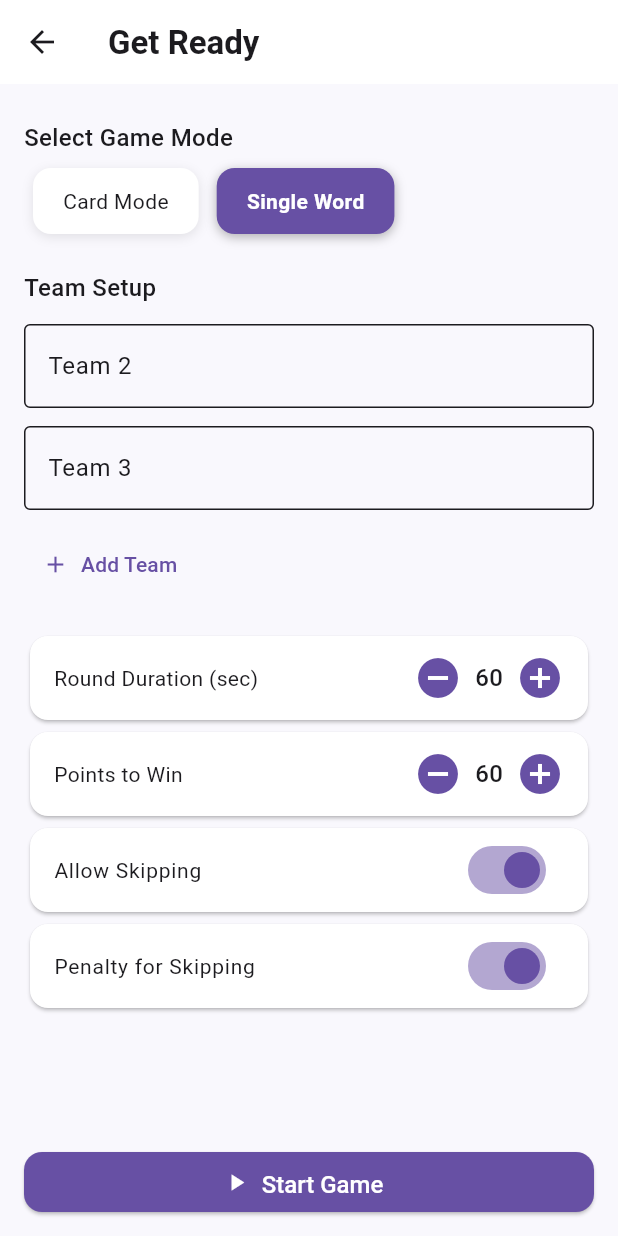
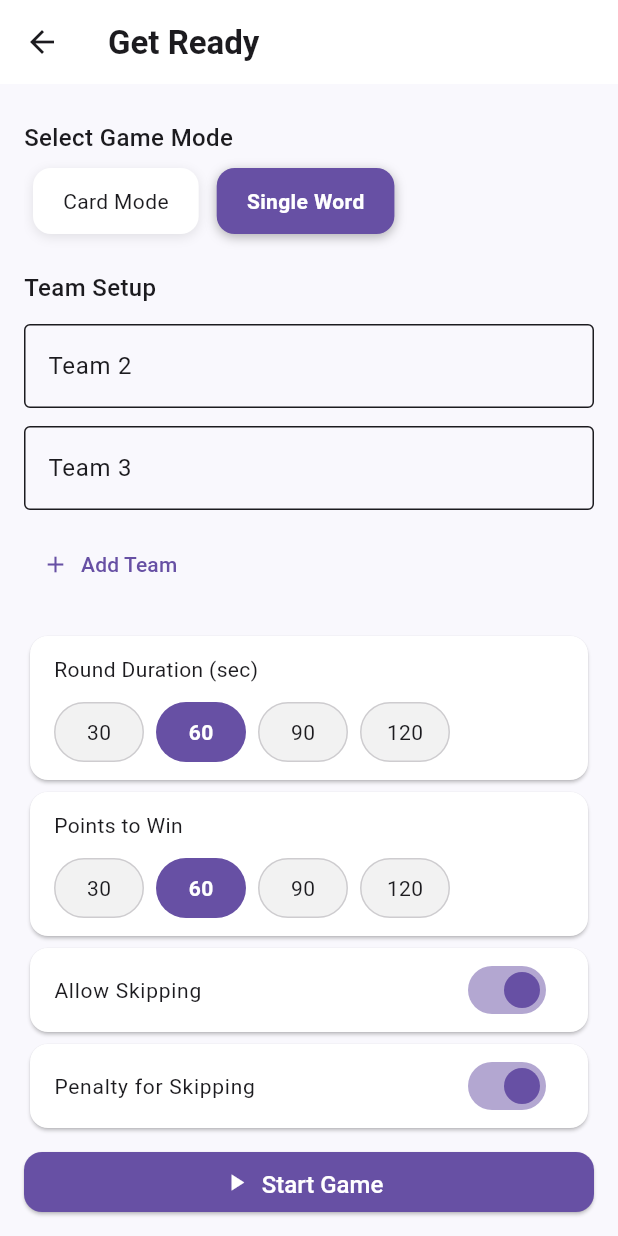
Before and after one commit to GevTonoyan/boardify, a Flutter app: the PreGameScreen screen opened by its route, after a tap on "Single Word", after a tap on "Add Team", after a tap on the "remove circle outline" icon, on a phone screen of 412 x 824 dp. Run offline on Flutter 3.47's test engine with Material 3 defaults, Android fonts, the phone set to English and light mode, and no system bars; our stand-ins replace cloud_firestore, equatable, firebase_core, flutter_bloc, flutter_svg, get_it and 4 more; accounts and stored records are empty.

Commit message:
Change settings ui in pre game screen

```diff
--- a/lib/features/pre_game/presentation/ui/pre_game_screen.dart
+++ b/lib/features/pre_game/presentation/ui/pre_game_screen.dart
@@ -6,6 +6,8 @@ import 'package:boardify/features/game_session/domain/entities/game_session_enti
 import 'package:boardify/features/game_session/presentation/ui/game_session_screen.dart';
 import 'package:boardify/features/pre_game/domain/entities/pre_game_entity.dart';
 import 'package:boardify/features/pre_game/presentation/bloc/pre_game_bloc.dart';
+import 'package:boardify/features/settings/presentation/ui/widgets/settings_points_to_win.dart';
+import 'package:boardify/features/settings/presentation/ui/widgets/settings_round_duration.dart';
 import 'package:flutter/material.dart';
 import 'package:flutter_bloc/flutter_bloc.dart';
 import 'package:go_router/go_router.dart';
@@ -144,22 +146,16 @@ class _PreGameScreenState extends State<PreGameScreen> {
                           ),
                         const SizedBox(height: 20),
 
-                        AliasSettingStepper(
-                          label: context.l10n.settings_roundDuration,
-                          value: preGameConfig.roundDuration,
-                          min: AliasConstants.minRoundDuration,
-                          max: AliasConstants.maxRoundDuration,
-                          onChanged: (int value, {bool persist = true}) {
-                            bloc.add(ChangeRoundDurationEvent(value));
+                        SettingsRoundDuration(
+                          roundDuration: preGameConfig.roundDuration,
+                          onDurationChanged: (duration) {
+                            bloc.add(ChangeRoundDurationEvent(duration));
                           },
                         ),
-                        AliasSettingStepper(
-                          label: context.l10n.settings_pointsToWin,
-                          value: preGameConfig.pointsToWin,
-                          min: AliasConstants.minPointsToWin,
-                          max: AliasConstants.maxPointsToWin,
-                          onChanged: (int value, {bool persist = true}) {
-                            bloc.add(ChangePointsToWinEvent(value));
+                        SettingsPointsToWin(
+                          pointsToWin: preGameConfig.pointsToWin,
+                          onPointsToWinChanged: (points) {
+                            bloc.add(ChangePointsToWinEvent(points));
                           },
                         ),
                         if (preGameConfig.gameMode == GameMode.card)
@@ -212,6 +208,7 @@ class _PreGameScreenState extends State<PreGameScreen> {
                             ),
                           ),
                         ],
+                        const SizedBox(height: 24),
                       ],
                     ),
                   ),
--- a/lib/features/settings/presentation/ui/widgets/settings_points_to_win.dart
+++ b/lib/features/settings/presentation/ui/widgets/settings_points_to_win.dart
@@ -1,13 +1,15 @@
 import 'package:boardify/core/extensions/context_extension.dart';
-import 'package:boardify/features/settings/presentation/bloc/settings_bloc.dart';
-import 'package:boardify/features/settings/presentation/bloc/settings_event.dart';
 import 'package:flutter/material.dart';
-import 'package:flutter_bloc/flutter_bloc.dart';
 
 class SettingsPointsToWin extends StatelessWidget {
-  const SettingsPointsToWin({required this.pointsToWin, super.key});
+  const SettingsPointsToWin({
+    required this.pointsToWin,
+    required this.onPointsToWinChanged,
+    super.key,
+  });
 
   final int pointsToWin;
+  final void Function(int) onPointsToWinChanged;
 
   @override
   Widget build(BuildContext context) {
@@ -39,9 +41,7 @@ class SettingsPointsToWin extends StatelessWidget {
                         color: Colors.transparent,
                         child: InkWell(
                           onTap: () {
-                            context.read<SettingsBloc>().add(
-                              ChangePointsToWin(pointsToWin: points),
-                            );
+                            onPointsToWinChanged(points);
                           },
                           borderRadius: BorderRadius.circular(20),
                           child: AnimatedContainer(
--- a/lib/features/settings/presentation/ui/widgets/settings_round_duration.dart
+++ b/lib/features/settings/presentation/ui/widgets/settings_round_duration.dart
@@ -1,13 +1,15 @@
 import 'package:boardify/core/extensions/context_extension.dart';
-import 'package:boardify/features/settings/presentation/bloc/settings_bloc.dart';
-import 'package:boardify/features/settings/presentation/bloc/settings_event.dart';
 import 'package:flutter/material.dart';
-import 'package:flutter_bloc/flutter_bloc.dart';
 
 class SettingsRoundDuration extends StatelessWidget {
-  const SettingsRoundDuration({required this.roundDuration, super.key});
+  const SettingsRoundDuration({
+    required this.roundDuration,
+    required this.onDurationChanged,
+    super.key,
+  });
 
   final int roundDuration;
+  final void Function(int) onDurationChanged;
 
   @override
   Widget build(BuildContext context) {
@@ -39,9 +41,7 @@ class SettingsRoundDuration extends StatelessWidget {
                         color: Colors.transparent,
                         child: InkWell(
                           onTap: () {
-                            context.read<SettingsBloc>().add(
-                              ChangeGameDuration(gameDuration: duration),
-                            );
+                            onDurationChanged(duration);
                           },
                           borderRadius: BorderRadius.circular(20),
                           child: AnimatedContainer(
```
Also changed, not shown: lib/features/settings/presentation/ui/settings_screen.dart (+13 -1 lines).
